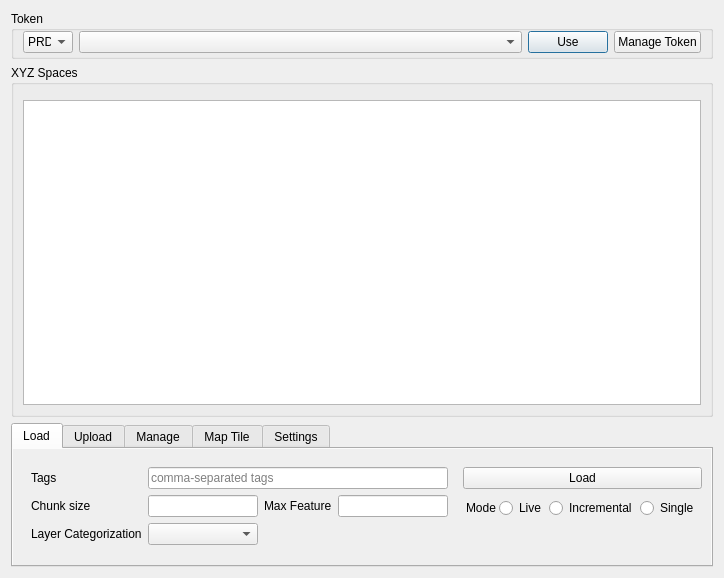
heremaps/xyz-qgis-plugin, file XYZHubConnector/gui/ui/tab_dialog.ui: the form before one commit.
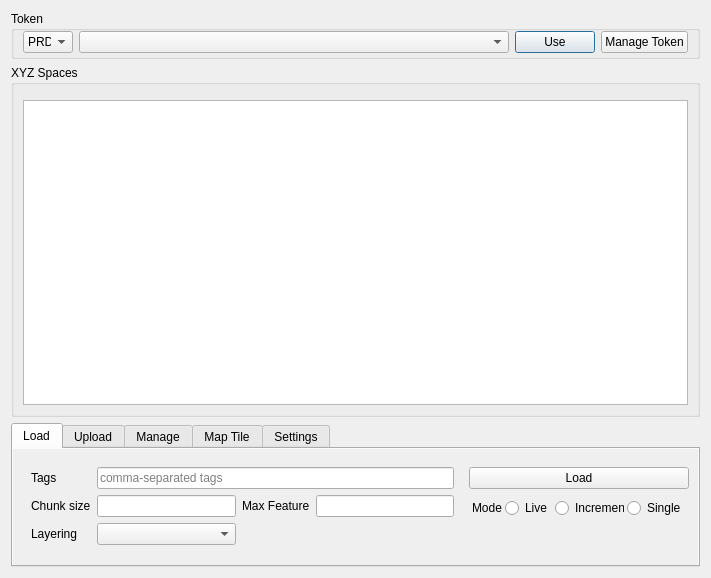
The form after the commit. Custom widgets are drawn as their Qt base class.

Commit message:
ui: add tooltip for loading mode, layering
+ resize btn in tab dialog

Diff of the .ui file:
```diff
--- a/XYZHubConnector/gui/ui/tab_dialog.ui
+++ b/XYZHubConnector/gui/ui/tab_dialog.ui
@@ -292,7 +292,7 @@
              </sizepolicy>
             </property>
             <property name="text">
-             <string>Layer Categorization</string>
+             <string>Layering</string>
             </property>
            </widget>
           </item>
@@ -322,7 +322,7 @@
         <widget class="QWidget" name="widget_4" native="true">
          <property name="maximumSize">
           <size>
-           <width>250</width>
+           <width>220</width>
            <height>16777215</height>
           </size>
          </property>
```
Left out of the diff: 6 changed lines with no effect on the pictures. The commit also changes 1 other file.
